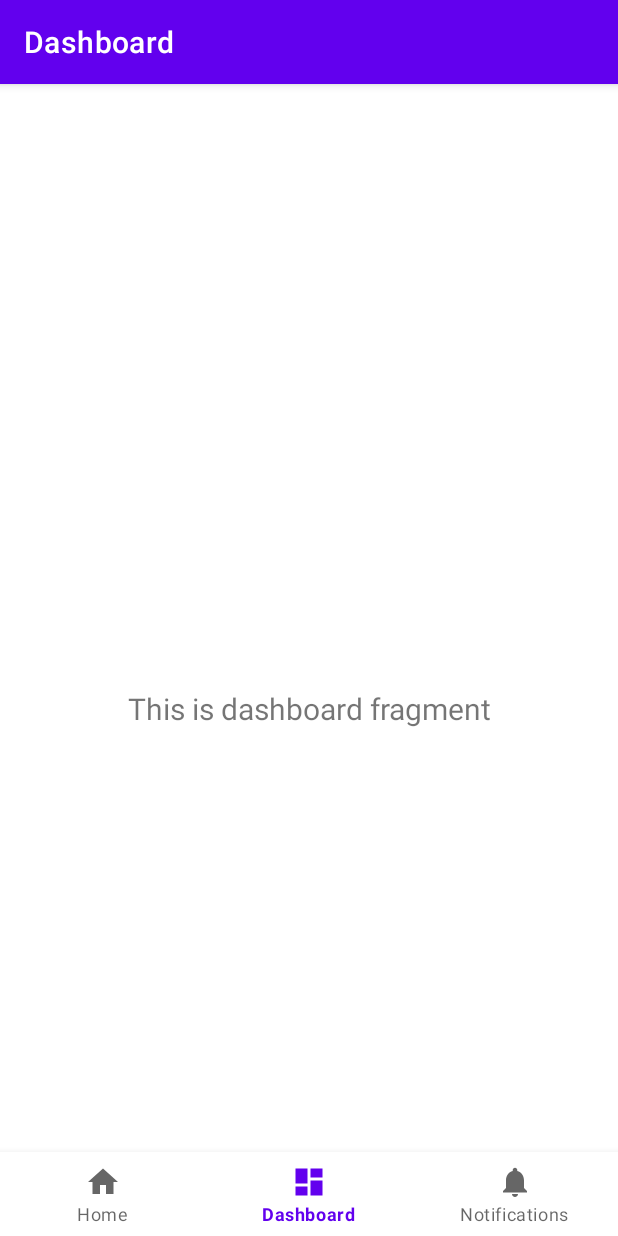
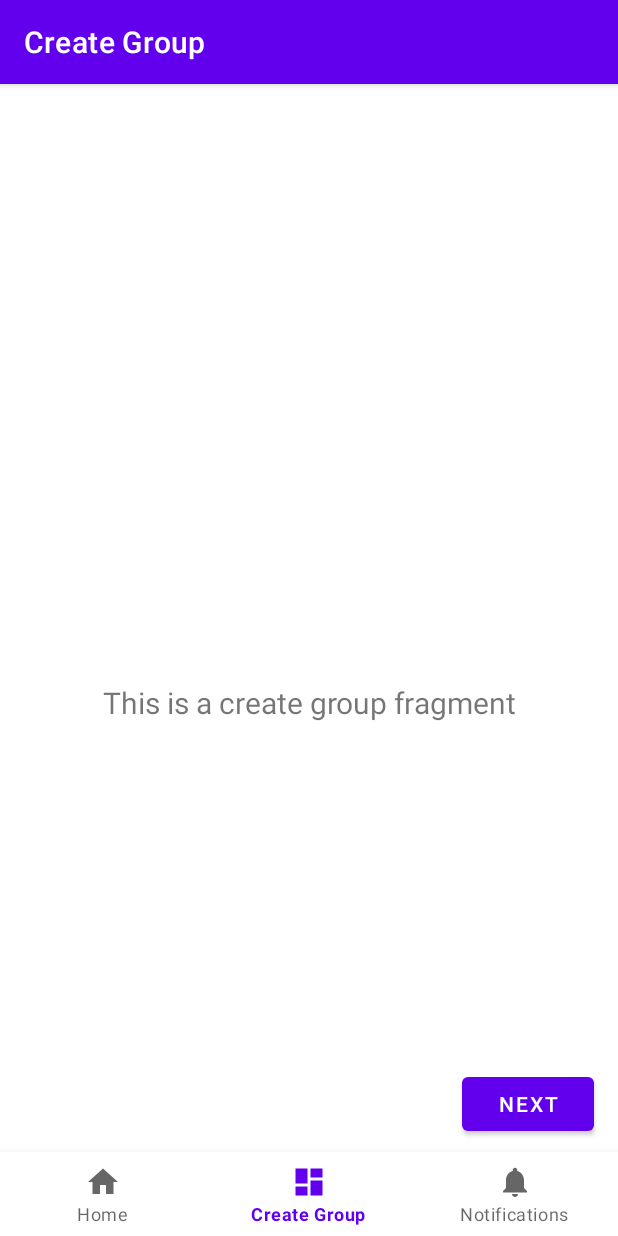
Before and after one commit to christianphalv/GuakHawk, an Android app: the screen it shows after launch (MainActivity), item 2 of the bottom bar chosen, on a phone screen of 412 x 824 dp. Run offline under Robolectric (Android 15) with nearby library versions, the phone set to English and light mode, and no system bars; our stand-ins replace navigation-ui.

Commit message:
Connected fragments, Started work on populating fragments

```diff
--- a/GuakHawk/app/build.gradle
+++ b/GuakHawk/app/build.gradle
@@ -39,6 +39,7 @@ dependencies {
     implementation 'androidx.lifecycle:lifecycle-viewmodel-ktx:2.4.1'
     implementation 'androidx.navigation:navigation-fragment:2.4.1'
     implementation 'androidx.navigation:navigation-ui:2.4.1'
+    implementation 'androidx.legacy:legacy-support-v4:1.0.0'
     testImplementation 'junit:junit:4.13.2'
     androidTestImplementation 'androidx.test.ext:junit:1.1.3'
     androidTestImplementation 'androidx.test.espresso:espresso-core:3.4.0'
--- a/GuakHawk/app/src/main/java/com/example/guakhawk/MainActivity.java
+++ b/GuakHawk/app/src/main/java/com/example/guakhawk/MainActivity.java
@@ -27,7 +27,7 @@ public class MainActivity extends AppCompatActivity {
         // Passing each menu ID as a set of Ids because each
         // menu should be considered as top level destinations.
         AppBarConfiguration appBarConfiguration = new AppBarConfiguration.Builder(
-                R.id.navigation_home, R.id.navigation_dashboard, R.id.navigation_notifications)
+                R.id.navigation_home, R.id.navigation_create_group, R.id.navigation_notifications)
                 .build();
         NavController navController = Navigation.findNavController(this, R.id.nav_host_fragment_activity_main);
         NavigationUI.setupActionBarWithNavController(this, navController, appBarConfiguration);
--- /dev/null
+++ b/GuakHawk/app/src/main/java/com/example/guakhawk/ui/createGroup/CreateGroupFragment.java
@@ -0,0 +1,45 @@
+package com.example.guakhawk.ui.createGroup;
+
+import android.os.Bundle;
+
+import androidx.fragment.app.Fragment;
+import androidx.navigation.Navigation;
+
+import android.view.LayoutInflater;
+import android.view.View;
+import android.view.ViewGroup;
+import android.widget.Button;
+import android.widget.TextView;
+
+import com.example.guakhawk.R;
+
+
+public class CreateGroupFragment extends Fragment {
+
+    Button gotoCreateGroupOptionsButton;
+
+
+    @Override
+    public void onCreate(Bundle savedInstanceState) {
+        super.onCreate(savedInstanceState);
+    }
+
+    @Override
+    public View onCreateView(LayoutInflater inflater, ViewGroup container,
+                             Bundle savedInstanceState) {
+        View view = inflater.inflate(R.layout.fragment_create_group, container, false);
+
+        TextView textView = view.findViewById(R.id.text_create_group);
+        textView.setText("This is a create group fragment");
+
+        gotoCreateGroupOptionsButton = view.findViewById(R.id.create_group_next_botton);
+        gotoCreateGroupOptionsButton.setOnClickListener(new View.OnClickListener() {
+            @Override
+            public void onClick(View view) {
+                Navigation.findNavController(view).navigate(R.id.action_navigation_create_group_to_navigation_create_group_options);
+            }
+        });
+
+        return view;
+    }
+}
--- a/GuakHawk/app/src/main/java/com/example/guakhawk/ui/dashboard/DashboardFragment.java
+++ /dev/null
@@ -1,37 +0,0 @@
-package com.example.guakhawk.ui.dashboard;
-
-import android.os.Bundle;
-import android.view.LayoutInflater;
-import android.view.View;
-import android.view.ViewGroup;
-import android.widget.TextView;
-
-import androidx.annotation.NonNull;
-import androidx.fragment.app.Fragment;
-import androidx.lifecycle.ViewModelProvider;
-
-import com.example.guakhawk.databinding.FragmentDashboardBinding;
-
-public class DashboardFragment extends Fragment {
-
-    private FragmentDashboardBinding binding;
-
-    public View onCreateView(@NonNull LayoutInflater inflater,
-                             ViewGroup container, Bundle savedInstanceState) {
-        DashboardViewModel dashboardViewModel =
-                new ViewModelProvider(this).get(DashboardViewModel.class);
-
-        binding = FragmentDashboardBinding.inflate(inflater, container, false);
-        View root = binding.getRoot();
-
-        final TextView textView = binding.textDashboard;
-        dashboardViewModel.getText().observe(getViewLifecycleOwner(), textView::setText);
-        return root;
-    }
-
-    @Override
-    public void onDestroyView() {
-        super.onDestroyView();
-        binding = null;
-    }
-}
--- a/GuakHawk/app/src/main/java/com/example/guakhawk/ui/dashboard/DashboardViewModel.java
+++ /dev/null
@@ -1,19 +0,0 @@
-package com.example.guakhawk.ui.dashboard;
-
-import androidx.lifecycle.LiveData;
-import androidx.lifecycle.MutableLiveData;
-import androidx.lifecycle.ViewModel;
-
-public class DashboardViewModel extends ViewModel {
-
-    private final MutableLiveData<String> mText;
-
-    public DashboardViewModel() {
-        mText = new MutableLiveData<>();
-        mText.setValue("This is dashboard fragment");
-    }
-
-    public LiveData<String> getText() {
-        return mText;
-    }
-}
--- a/GuakHawk/app/src/main/res/layout/activity_main.xml
+++ b/GuakHawk/app/src/main/res/layout/activity_main.xml
@@ -30,4 +30,5 @@
         app:layout_constraintTop_toTopOf="parent"
         app:navGraph="@navigation/mobile_navigation" />
 
+
 </androidx.constraintlayout.widget.ConstraintLayout>
--- a/GuakHawk/app/src/main/res/layout/fragment_dashboard.xml
+++ b/GuakHawk/app/src/main/res/layout/fragment_create_group.xml
@@ -2,21 +2,30 @@
 <androidx.constraintlayout.widget.ConstraintLayout xmlns:android="http://schemas.android.com/apk/res/android"
     xmlns:app="http://schemas.android.com/apk/res-auto"
     xmlns:tools="http://schemas.android.com/tools"
+    android:id="@+id/frameLayout"
     android:layout_width="match_parent"
     android:layout_height="match_parent"
-    tools:context=".ui.dashboard.DashboardFragment">
+    tools:context=".ui.createGroup.CreateGroupFragment">
 
     <TextView
-        android:id="@+id/text_dashboard"
-        android:layout_width="match_parent"
+        android:id="@+id/text_create_group"
+        android:layout_width="wrap_content"
         android:layout_height="wrap_content"
-        android:layout_marginStart="8dp"
-        android:layout_marginTop="8dp"
-        android:layout_marginEnd="8dp"
         android:textAlignment="center"
         android:textSize="20sp"
         app:layout_constraintBottom_toBottomOf="parent"
         app:layout_constraintEnd_toEndOf="parent"
         app:layout_constraintStart_toStartOf="parent"
         app:layout_constraintTop_toTopOf="parent" />
+
+    <Button
+        android:id="@+id/create_group_next_botton"
+        android:layout_width="wrap_content"
+        android:layout_height="wrap_content"
+        android:layout_marginEnd="16dp"
+        android:layout_marginBottom="64dp"
+        android:text="Next"
+        app:layout_constraintBottom_toBottomOf="parent"
+        app:layout_constraintEnd_toEndOf="parent" />
+
 </androidx.constraintlayout.widget.ConstraintLayout>
--- a/GuakHawk/app/src/main/res/menu/bottom_nav_menu.xml
+++ b/GuakHawk/app/src/main/res/menu/bottom_nav_menu.xml
@@ -7,9 +7,9 @@
         android:title="@string/title_home" />
 
     <item
-        android:id="@+id/navigation_dashboard"
+        android:id="@+id/navigation_create_group"
         android:icon="@drawable/ic_dashboard_black_24dp"
-        android:title="@string/title_dashboard" />
+        android:title="@string/title_create_group" />
 
     <item
         android:id="@+id/navigation_notifications"
--- a/GuakHawk/app/src/main/res/navigation/mobile_navigation.xml
+++ b/GuakHawk/app/src/main/res/navigation/mobile_navigation.xml
@@ -12,14 +12,29 @@
         tools:layout="@layout/fragment_home" />
 
     <fragment
-        android:id="@+id/navigation_dashboard"
-        android:name="com.example.guakhawk.ui.dashboard.DashboardFragment"
-        android:label="@string/title_dashboard"
-        tools:layout="@layout/fragment_dashboard" />
+        android:id="@+id/navigation_create_group"
+        android:name="com.example.guakhawk.ui.createGroup.CreateGroupFragment"
+        android:label="@string/title_create_group"
+        tools:layout="@layout/fragment_create_group" >
+        <action
+            android:id="@+id/action_navigation_create_group_to_navigation_create_group_options"
+            app:destination="@id/navigation_create_group_options"
+            app:popUpTo="@id/navigation_create_group"
+            app:popUpToInclusive="true" />
+    </fragment>
 
     <fragment
         android:id="@+id/navigation_notifications"
         android:name="com.example.guakhawk.ui.notifications.NotificationsFragment"
         android:label="@string/title_notifications"
         tools:layout="@layout/fragment_notifications" />
+    <fragment
+        android:id="@+id/navigation_create_group_options"
+        android:name="com.example.guakhawk.ui.createGroupOptions.CreateGroupOptionsFragment"
+        android:label="@string/title_create_group_options"
+        tools:layout="@layout/fragment_create_group_options" >
+        <action
+            android:id="@+id/action_navigation_create_group_options_to_navigation_home"
+            app:destination="@id/navigation_home" />
+    </fragment>
 </navigation>
```
Also changed, not shown: GuakHawk/app/src/main/java/com/example/guakhawk/ui/createGroupOptions/CreateGroupOptionsFragment.java (added, +60 -0 lines), GuakHawk/app/src/main/res/layout/fragment_create_group_options.xml (added, +89 -0 lines), GuakHawk/app/src/main/res/values/strings.xml (+21 -1 lines).
